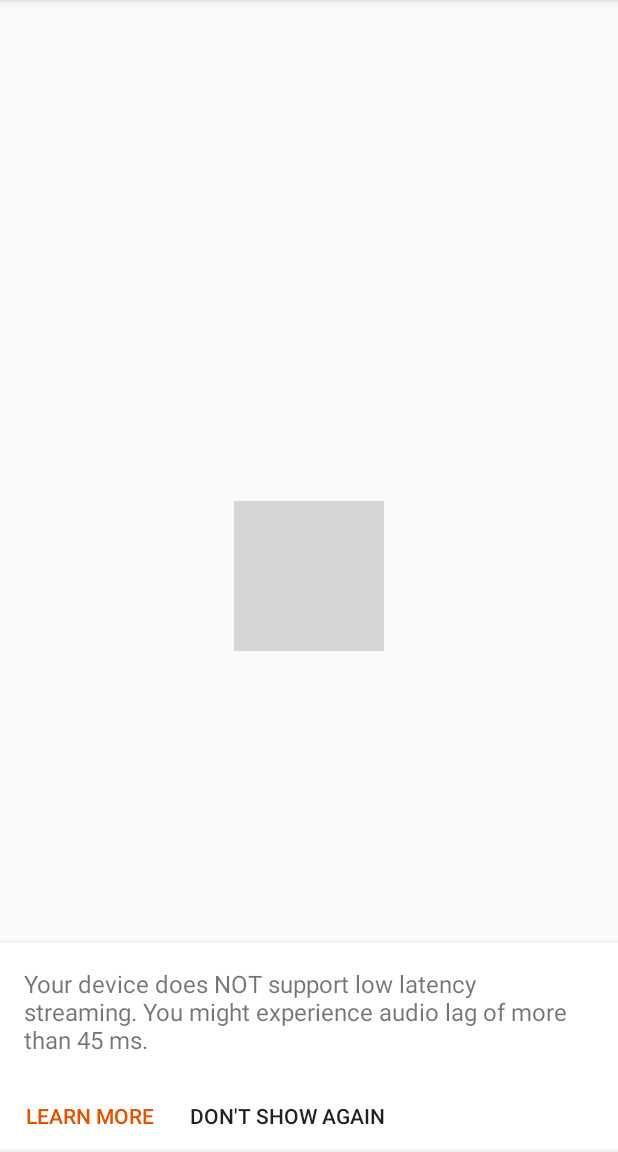
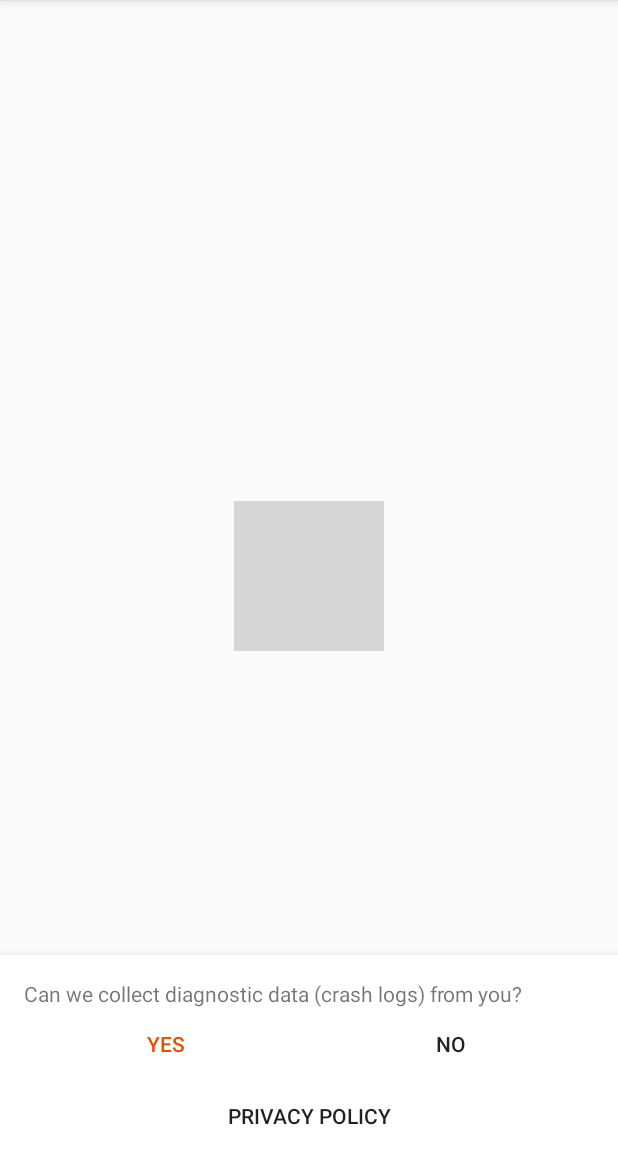
Before and after one commit to vatbub/HearingAidAndroid, an Android app: the screen it shows after launch (MainActivity), on a phone screen of 412 x 824 dp, the part 84-1236 px from its top. Run offline under Robolectric (Android 15) with nearby library versions, the phone set to English and light mode, and no system bars; libraries missing offline, so code that uses them is left out: com.bugsnag.android, com.github.paolorotolo.appintro, com.ohoussein.playpause, com.rometools.rome, org.commonmark.node and 3 more; plain views replace PlayPauseView; network calls fail; 18 statements that could not run were skipped; grey boxes are pictures that could not be loaded.

Commit message:
Added a bottom sheet that asks for permission to collect crash logs

```diff
--- a/app/src/main/java/com/github/vatbub/hearingaid/BottomSheetQueue.java
+++ b/app/src/main/java/com/github/vatbub/hearingaid/BottomSheetQueue.java
@@ -126,7 +126,7 @@ public class BottomSheetQueue extends PriorityQueue<BottomSheetQueue.BottomSheet
     }
 
     public enum BottomSheetPriority {
-        LOW(-100), NORMAL(0), HIGH(100);
+        LOW(-100), LOWER_THAN_NORMAL(-50), NORMAL(0), HIGHER_THAN_NORMAL(50), HIGH(100);
 
         private int numericPriority;
 
--- a/app/src/main/java/com/github/vatbub/hearingaid/CustomApplication.java
+++ b/app/src/main/java/com/github/vatbub/hearingaid/CustomApplication.java
@@ -33,6 +33,10 @@ public class CustomApplication extends Application {
         return getPrefs(context).getBoolean(BUG_SNAG_ENABLED_KEY, false);
     }
 
+    public static boolean hasUserMadeAChoiceForBugsnag(Context context) {
+        return getPrefs(context).contains(BUG_SNAG_ENABLED_KEY);
+    }
+
     public static void initializeBugSnag(Context context) {
         if (isBugSnagInitialized()) return;
         if (!isBugSnagInitializable()) {
--- a/app/src/main/java/com/github/vatbub/hearingaid/fragments/StreamingFragment.java
+++ b/app/src/main/java/com/github/vatbub/hearingaid/fragments/StreamingFragment.java
@@ -28,12 +28,15 @@ import android.webkit.WebView;
 import android.webkit.WebViewClient;
 import android.widget.Button;
 import android.widget.TextView;
+import android.widget.Toast;
 
 import com.github.vatbub.common.view.motd.PlatformIndependentMOTD;
 import com.github.vatbub.hearingaid.AndroidMOTDFileOutputStreamProvider;
 import com.github.vatbub.hearingaid.BottomSheetQueue;
 import com.github.vatbub.hearingaid.BugsnagWrapper;
 import com.github.vatbub.hearingaid.Constants;
+import com.github.vatbub.hearingaid.CustomApplication;
+import com.github.vatbub.hearingaid.FeedbackPrivacyActivity;
 import com.github.vatbub.hearingaid.ProfileManager;
 import com.github.vatbub.hearingaid.R;
 import com.github.vatbub.hearingaid.RemoteConfig;
@@ -53,6 +56,7 @@ public class StreamingFragment extends CustomFragment implements ProfileManager.
     private static final String NEVER_SHOW_WIRED_HEADPHONES_MESSAGE_AGAIN_PREF_KEY = "doNotShowWiredHeadphonesMessage";
 
     private BottomSheetBehavior mWiredHeadphonesBottomSheetBehavior;
+    private BottomSheetBehavior mDiagnosticDataBottomSheetBehavior;
     private BottomSheetBehavior mLatencyBottomSheetBehavior;
     private BottomSheetBehavior mMOTDBottomSheetBehavior;
     @SuppressWarnings("MismatchedQueryAndUpdateOfCollection")
@@ -227,6 +231,10 @@ public class StreamingFragment extends CustomFragment implements ProfileManager.
 
         initButtonHandlers();
 
+        View diagnosticDataBottomSheet = findViewById(R.id.diagnostic_data_bottom_Sheet);
+        mDiagnosticDataBottomSheetBehavior = BottomSheetBehavior.from(diagnosticDataBottomSheet);
+        mDiagnosticDataBottomSheetBehavior.setState(BottomSheetBehavior.STATE_HIDDEN);
+
         View lowLatencyBottomSheet = findViewById(R.id.low_latency_bottom_sheet);
         mLatencyBottomSheetBehavior = BottomSheetBehavior.from(lowLatencyBottomSheet);
         mLatencyBottomSheetBehavior.setState(BottomSheetBehavior.STATE_HIDDEN);
@@ -242,6 +250,12 @@ public class StreamingFragment extends CustomFragment implements ProfileManager.
 
         showMOTDIfApplicable();
         showLatencyBottomSheetIfApplicable();
+        showDiagnosticDataBottomSheetIfApplicable();
+    }
+
+    private void showDiagnosticDataBottomSheetIfApplicable() {
+        if (CustomApplication.hasUserMadeAChoiceForBugsnag(getContext())) return;
+        bottomSheetBehaviourQueue.add(new BottomSheetQueue.BottomSheetBehaviourWrapper(mDiagnosticDataBottomSheetBehavior, false, BottomSheetBehavior.STATE_EXPANDED, BottomSheetQueue.BottomSheetPriority.HIGHER_THAN_NORMAL));
     }
 
     private SharedPreferences getSharedPreferences() {
@@ -281,6 +295,22 @@ public class StreamingFragment extends CustomFragment implements ProfileManager.
             } else {
                 setStreaming(!isStreamingEnabled());
             }
+        });
+
+        findViewById(R.id.diagnostic_data_yes_button).setOnClickListener(view -> {
+            Toast.makeText(getContext(), R.string.fragment_streaming_diagnostic_data_change_later_in_settings_toast, Toast.LENGTH_LONG).show();
+            CustomApplication.setBugSnagEnabled(getContext(), true);
+            mDiagnosticDataBottomSheetBehavior.setState(BottomSheetBehavior.STATE_HIDDEN);
+        });
+
+        findViewById(R.id.diagnostic_data_no_button).setOnClickListener(view -> {
+            Toast.makeText(getContext(), R.string.fragment_streaming_diagnostic_data_change_later_in_settings_toast, Toast.LENGTH_LONG).show();
+            CustomApplication.setBugSnagEnabled(getContext(), false);
+            mDiagnosticDataBottomSheetBehavior.setState(BottomSheetBehavior.STATE_HIDDEN);
+        });
+
+        findViewById(R.id.diagnostic_data_privacy_policy_button).setOnClickListener(view -> {
+            startActivity(new Intent(getContext(), FeedbackPrivacyActivity.class));
         });
 
         findViewById(R.id.learn_more_button).setOnClickListener(view -> {
--- a/app/src/main/res/layout/fragment_streaming.xml
+++ b/app/src/main/res/layout/fragment_streaming.xml
@@ -153,8 +153,8 @@
             android:gravity="fill"
             android:orientation="vertical"
             android:paddingStart="16dp"
-                android:paddingEnd="16dp"
-                android:paddingTop="16dp">
+            android:paddingTop="16dp"
+            android:paddingEnd="16dp">
 
             <WebView
                 android:id="@+id/motd_web_view"
@@ -164,29 +164,87 @@
             </WebView>
 
             <LinearLayout
-                    android:orientation="horizontal"
                 android:layout_width="match_parent"
-                    android:layout_height="match_parent">
+                android:layout_height="match_parent"
+                android:orientation="horizontal">
 
                 <Button
                     android:id="@+id/motd_read_more"
                     style="@style/Widget.AppCompat.Button.Borderless.Colored"
                     android:layout_width="match_parent"
                     android:layout_height="wrap_content"
-                        android:text="@string/fragment_streaming_motd_read_more"
-                        android:layout_weight="1"/>
+                    android:layout_weight="1"
+                    android:text="@string/fragment_streaming_motd_read_more" />
 
                 <Button
                     android:id="@+id/motd_close"
                     style="@style/Widget.AppCompat.Button.Borderless"
                     android:layout_width="match_parent"
                     android:layout_height="wrap_content"
-                        android:text="@string/fragment_streaming_motd_close"
-                        android:layout_weight="1"/>
+                    android:layout_weight="1"
+                    android:text="@string/fragment_streaming_motd_close" />
             </LinearLayout>
 
         </LinearLayout>
 
     </android.support.v4.widget.NestedScrollView>
 
+    <android.support.v4.widget.NestedScrollView
+        android:id="@+id/diagnostic_data_bottom_Sheet"
+        android:layout_width="match_parent"
+        android:layout_height="wrap_content"
+        android:background="@android:color/background_light"
+        android:clipToPadding="true"
+        android:elevation="8dp"
+        app:behavior_hideable="true"
+        app:layout_behavior="android.support.design.widget.BottomSheetBehavior">
+
+        <LinearLayout
+            android:layout_width="match_parent"
+            android:layout_height="match_parent"
+            android:gravity="fill"
+            android:orientation="vertical"
+            android:paddingStart="16dp"
+            android:paddingTop="16dp"
+            android:paddingEnd="16dp">
+
+            <TextView
+                android:layout_width="match_parent"
+                android:layout_height="wrap_content"
+                android:text="@string/fragment_streaming_diagnostic_data_question" />
+
+            <LinearLayout
+                android:layout_width="match_parent"
+                android:layout_height="match_parent"
+                android:orientation="horizontal">
+
+                <Button
+                    android:id="@+id/diagnostic_data_yes_button"
+                    style="@style/Widget.AppCompat.Button.Borderless.Colored"
+                    android:layout_width="match_parent"
+                    android:layout_height="wrap_content"
+                    android:layout_weight="1"
+                    android:text="@string/fragment_streaming_diagnostic_data_yes" />
+
+                <Button
+                    android:id="@+id/diagnostic_data_no_button"
+                    style="@style/Widget.AppCompat.Button.Borderless"
+                    android:layout_width="match_parent"
+                    android:layout_height="wrap_content"
+                    android:layout_weight="1"
+                    android:text="@string/fragment_streaming_diagnostic_data_no" />
+            </LinearLayout>
+
+            <Button
+                android:id="@+id/diagnostic_data_privacy_policy_button"
+                style="@style/Widget.AppCompat.Button.Borderless"
+                android:layout_width="match_parent"
+                android:layout_height="wrap_content"
+                android:layout_weight="1"
+                android:text="@string/fragment_streaming_diagnostic_data_privacy_policy" />
+
+        </LinearLayout>
+
+    </android.support.v4.widget.NestedScrollView>
+
 </android.support.design.widget.CoordinatorLayout>
--- a/app/src/main/res/values/strings.xml
+++ b/app/src/main/res/values/strings.xml
@@ -97,4 +97,9 @@
     <string name="fragment_streaming_wired_headphones_reason_message">We recommend using a wired headset for best performance.</string>
     <string name="fragment_settings_version_text_view">Version: %1$s\nVersion code: %2$d</string>
     <string name="bugsnag_api_key_not_specified_error_message">Bugsnag API key not defined, ckeck your build environment</string>
+    <string name="fragment_streaming_diagnostic_data_question">Can we collect diagnostic data (crash logs) from you?</string>
+    <string name="fragment_streaming_diagnostic_data_yes">Yes</string>
+    <string name="fragment_streaming_diagnostic_data_no">No</string>
+    <string name="fragment_streaming_diagnostic_data_privacy_policy">Privacy policy</string>
+    <string name="fragment_streaming_diagnostic_data_change_later_in_settings_toast">You may change your choice at any time in the settings of the app.</string>
 </resources>
```
Also changed, not shown: 1 other file. Lines whose indentation alone changed are shown as unchanged.
